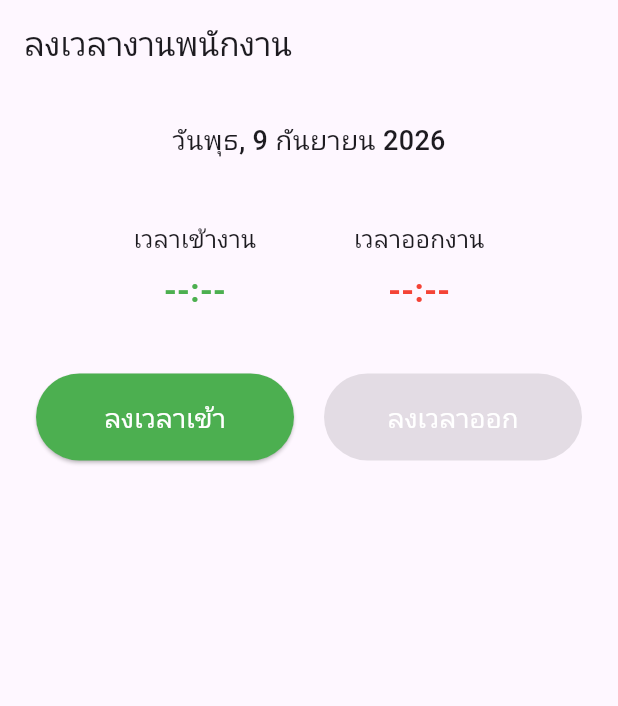
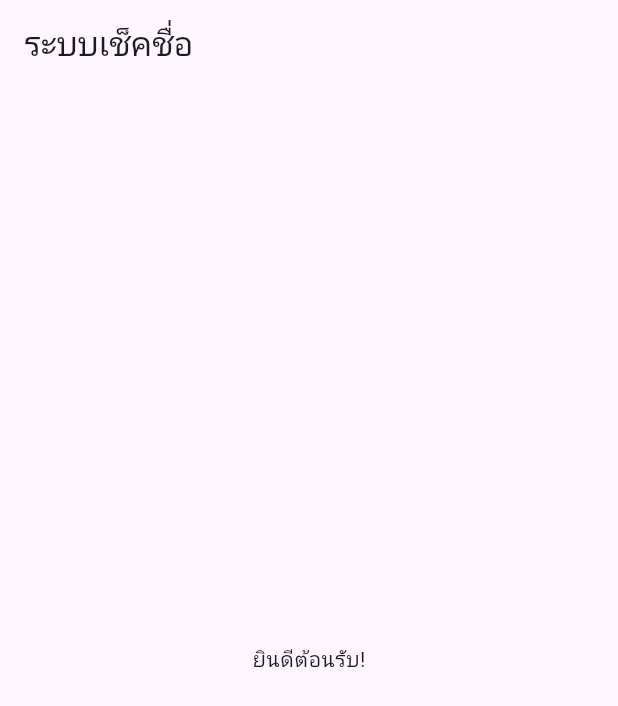
Before and after one commit to hanasruddin2532-cmd/attendan_app, a Flutter app: the screen it shows after launch, on a phone screen of 412 x 824 dp. Shown: the top 706 px of the screen. Run offline on Flutter 3.47's test engine with Material 3 defaults, Android fonts, the phone set to English and light mode, and no system bars.

Commit message:
Update main.dart

```diff
--- a/lib/lib/main.dart
+++ b/lib/lib/main.dart
@@ -1,5 +1,4 @@
 import 'package:flutter/material.dart';
-import 'package:intl/intl.dart';
 
 void main() {
   runApp(const MyApp());
@@ -11,124 +10,21 @@ class MyApp extends StatelessWidget {
   @override
   Widget build(BuildContext context) {
     return MaterialApp(
-      title: 'ระบบลงเวลางาน',
+      title: 'ระบบเช็คชื่อ',
       theme: ThemeData(primarySwatch: Colors.blue),
-      home: const AttendancePage(),
+      home: const HomePage(),
     );
   }
 }
 
-class AttendancePage extends StatefulWidget {
-  const AttendancePage({super.key});
-
-  @override
-  State<AttendancePage> createState() => _AttendancePageState();
-}
-
-class _AttendancePageState extends State<AttendancePage> {
-  String? checkInTime;
-  String? checkOutTime;
-  final List<Map<String, String>> history = [];
+class HomePage extends StatelessWidget {
+  const HomePage({super.key});
 
   @override
   Widget build(BuildContext context) {
     return Scaffold(
-      appBar: AppBar(title: const Text('ลงเวลางานพนักงาน')),
-      body: Center(
-        child: Padding(
-          padding: const EdgeInsets.all(24.0),
-          child: Column(
-            mainAxisAlignment: MainAxisAlignment.center,
-            children: [
-              Text(
-                DateFormat('EEEE, d MMMM yyyy', 'th_TH').format(DateTime.now()),
-                style: const TextStyle(fontSize: 18, fontWeight: FontWeight.w500),
-              ),
-              const SizedBox(height: 40),
-              Row(
-                mainAxisAlignment: MainAxisAlignment.spaceEvenly,
-                children: [
-                  Column(
-                    children: [
-                      const Text('เวลาเข้างาน', style: TextStyle(fontSize: 16)),
-                      const SizedBox(height: 8),
-                      Text(
-                        checkInTime ?? '--:--',
-                        style: const TextStyle(fontSize: 22, fontWeight: FontWeight.bold, color: Colors.green),
-                      ),
-                    ],
-                  ),
-                  Column(
-                    children: [
-                      const Text('เวลาออกงาน', style: TextStyle(fontSize: 16)),
-                      const SizedBox(height: 8),
-                      Text(
-                        checkOutTime ?? '--:--',
-                        style: const TextStyle(fontSize: 22, fontWeight: FontWeight.bold, color: Colors.red),
-                      ),
-                    ],
-                  ),
-                ],
-              ),
-              const SizedBox(height: 40),
-              Row(
-                children: [
-                  Expanded(
-                    child: ElevatedButton(
-                      style: ElevatedButton.styleFrom(
-                        backgroundColor: Colors.green,
-                        padding: const EdgeInsets.symmetric(vertical: 16),
-                      ),
-                      onPressed: checkInTime == null ? () => _checkIn() : null,
-                      child: const Text('ลงเวลาเข้า', style: TextStyle(fontSize: 18, color: Colors.white)),
-                    ),
-                  ),
-                  const SizedBox(width: 20),
-                  Expanded(
-                    child: ElevatedButton(
-                      style: ElevatedButton.styleFrom(
-                        backgroundColor: Colors.red,
-                        padding: const EdgeInsets.symmetric(vertical: 16),
-                      ),
-                      onPressed: checkInTime != null && checkOutTime == null ? () => _checkOut() : null,
-                      child: const Text('ลงเวลาออก', style: TextStyle(fontSize: 18, color: Colors.white)),
-                    ),
-                  ),
-                ],
-              ),
-              const SizedBox(height: 30),
-              Expanded(
-                child: ListView.builder(
-                  itemCount: history.length,
-                  itemBuilder: (context, index) {
-                    final item = history[index];
-                    return Card(
-                      child: ListTile(
-                        title: Text(item['date'] ?? ''),
-                        subtitle: Text('เข้า: ${item['in']} | ออก: ${item['out']}'),
-                      ),
-                    );
-                  },
-                ),
-              ),
-            ],
-          ),
-        ),
-      ),
+      appBar: AppBar(title: const Text('ระบบเช็คชื่อ')),
+      body: const Center(child: Text('ยินดีต้อนรับ!')),
     );
   }
-
-  void _checkIn() {
-    final time = DateFormat('HH:mm:ss').format(DateTime.now());
-    setState(() => checkInTime = time);
-  }
-
-  void _checkOut() {
-    final time = DateFormat('HH:mm:ss').format(DateTime.now());
-    final date = DateFormat('yyyy-MM-dd').format(DateTime.now());
-    setState(() {
-      checkOutTime = time;
-      history.insert(0, {'date': date, 'in': checkInTime!, 'out': time});
-    });
-  }
 }
```
